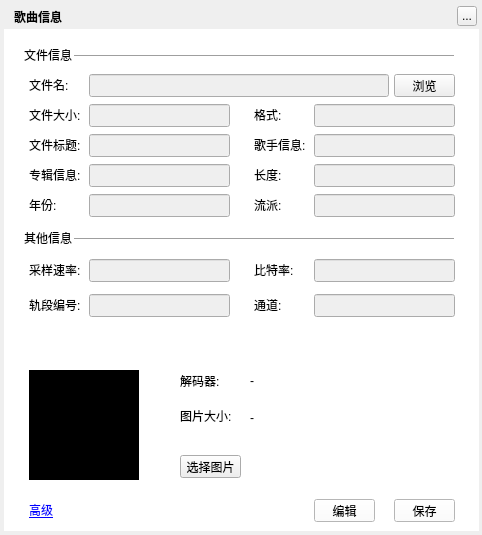
Old version of the form TTKModule/TTKWidget/musicUiKits/musicToolsetsKits/musicfileinformationwidget.ui in the repository Greedysky/TTKMusicPlayer.
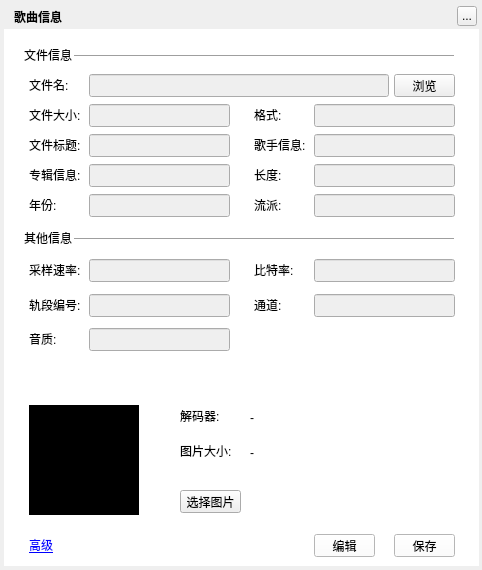
New version of the form. Custom widgets are drawn as their Qt base class.

Diff of the .ui file:
```diff
--- a/TTKModule/TTKWidget/musicUiKits/musicToolsetsKits/musicfileinformationwidget.ui
+++ b/TTKModule/TTKWidget/musicUiKits/musicToolsetsKits/musicfileinformationwidget.ui
@@ -7,7 +7,7 @@
     <x>0</x>
     <y>0</y>
     <width>482</width>
-    <height>535</height>
+    <height>570</height>
    </rect>
   </property>
   <property name="windowTitle">
@@ -512,7 +512,7 @@
      <x>4</x>
      <y>29</y>
      <width>475</width>
-     <height>502</height>
+     <height>537</height>
     </rect>
    </property>
    <property name="styleSheet">
@@ -522,7 +522,7 @@
     <property name="geometry">
      <rect>
       <x>310</x>
-      <y>470</y>
+      <y>505</y>
       <width>61</width>
       <height>23</height>
      </rect>
@@ -538,7 +538,7 @@
     <property name="geometry">
      <rect>
       <x>390</x>
-      <y>470</y>
+      <y>505</y>
       <width>61</width>
       <height>23</height>
      </rect>
@@ -550,12 +550,16 @@
      <string>保存</string>
     </property>
    </widget>
+   <zorder>editButton</zorder>
+   <zorder>saveButton</zorder>
+   <zorder>label_16</zorder>
+   <zorder>TrackNumEdit_2</zorder>
   </widget>
   <widget class="MusicClickedLabel" name="advanceLabel">
    <property name="geometry">
     <rect>
      <x>29</x>
-     <y>500</y>
+     <y>535</y>
      <width>45</width>
      <height>20</height>
     </rect>
@@ -571,7 +575,7 @@
    <property name="geometry">
     <rect>
      <x>29</x>
-     <y>370</y>
+     <y>405</y>
      <width>110</width>
      <height>110</height>
     </rect>
@@ -587,7 +591,7 @@
    <property name="geometry">
     <rect>
      <x>180</x>
-     <y>375</y>
+     <y>410</y>
      <width>54</width>
      <height>12</height>
     </rect>
@@ -600,7 +604,7 @@
    <property name="geometry">
     <rect>
      <x>180</x>
-     <y>455</y>
+     <y>490</y>
      <width>61</width>
      <height>23</height>
     </rect>
@@ -616,7 +620,7 @@
    <property name="geometry">
     <rect>
      <x>180</x>
-     <y>410</y>
+     <y>445</y>
      <width>54</width>
      <height>12</height>
     </rect>
@@ -629,7 +633,7 @@
    <property name="geometry">
     <rect>
      <x>250</x>
-     <y>410</y>
+     <y>445</y>
      <width>120</width>
      <height>16</height>
     </rect>
@@ -642,7 +646,7 @@
    <property name="geometry">
     <rect>
      <x>250</x>
-     <y>373</y>
+     <y>410</y>
      <width>120</width>
      <height>16</height>
     </rect>
@@ -651,6 +655,35 @@
     <string>-</string>
    </property>
   </widget>
+  <widget class="QLabel" name="label_16">
+   <property name="geometry">
+    <rect>
+     <x>29</x>
+     <y>333</y>
+     <width>54</width>
+     <height>12</height>
+    </rect>
+   </property>
+   <property name="text">
+    <string>音质:</string>
+   </property>
+  </widget>
+  <widget class="QLineEdit" name="qualityEdit">
+   <property name="enabled">
+    <bool>false</bool>
+   </property>
+   <property name="geometry">
+    <rect>
+     <x>89</x>
+     <y>328</y>
+     <width>141</width>
+     <height>23</height>
+    </rect>
+   </property>
+   <property name="readOnly">
+    <bool>true</bool>
+   </property>
+  </widget>
   <zorder>background</zorder>
   <zorder>backgroundMask</zorder>
   <zorder>topTitleName</zorder>
@@ -693,6 +726,8 @@
   <zorder>label_18</zorder>
   <zorder>pixmapSizeLabel</zorder>
   <zorder>decoderLabel</zorder>
+  <zorder>label_16</zorder>
+  <zorder>qualityEdit</zorder>
  </widget>
  <customwidgets>
   <customwidget>
```
